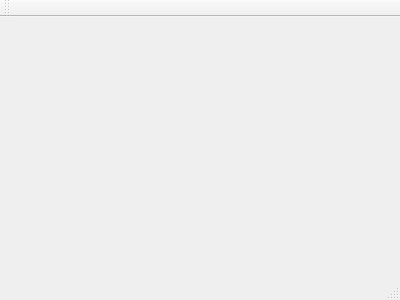
Nircek/littlebit, file mainwindow.ui: the form before one commit.
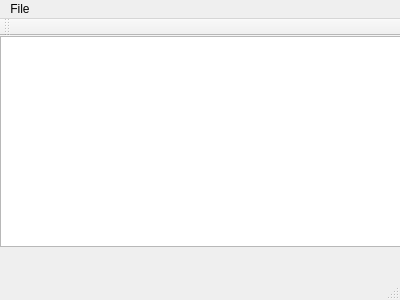
The form after the commit.

Diff of the .ui file:
```diff
--- a/mainwindow.ui
+++ b/mainwindow.ui
@@ -12,13 +12,57 @@
   <property name="windowTitle" >
    <string>MainWindow</string>
   </property>
-  <widget class="QMenuBar" name="menuBar" />
-  <widget class="QToolBar" name="mainToolBar" />
-  <widget class="QWidget" name="centralWidget" />
-  <widget class="QStatusBar" name="statusBar" />
+  <widget class="QWidget" name="centralWidget">
+   <widget class="QGraphicsView" name="graphicsView">
+    <property name="geometry">
+     <rect>
+      <x>0</x>
+      <y>0</y>
+      <width>401</width>
+      <height>211</height>
+     </rect>
+    </property>
+   </widget>
+  </widget>
+  <widget class="QMenuBar" name="menuBar">
+   <property name="geometry">
+    <rect>
+     <x>0</x>
+     <y>0</y>
+     <width>400</width>
+     <height>21</height>
+    </rect>
+   </property>
+   <widget class="QMenu" name="menuFile">
+    <property name="title">
+     <string>File</string>
+    </property>
+    <addaction name="actionImport"/>
+    <addaction name="actionExport"/>
+   </widget>
+   <addaction name="menuFile"/>
+  </widget>
+  <widget class="QToolBar" name="mainToolBar">
+   <attribute name="toolBarArea">
+    <enum>TopToolBarArea</enum>
+   </attribute>
+   <attribute name="toolBarBreak">
+    <bool>false</bool>
+   </attribute>
+  </widget>
+  <widget class="QStatusBar" name="statusBar"/>
+  <action name="actionImport">
+   <property name="text">
+    <string>Import</string>
+   </property>
+  </action>
+  <action name="actionExport">
+   <property name="text">
+    <string>Export</string>
+   </property>
+  </action>
  </widget>
- <layoutDefault spacing="6" margin="11" />
- <pixmapfunction></pixmapfunction>
+ <layoutdefault spacing="6" margin="11"/>
  <resources/>
  <connections/>
 </ui>
```
Left out of the diff: 7 changed lines with no effect on the pictures.
